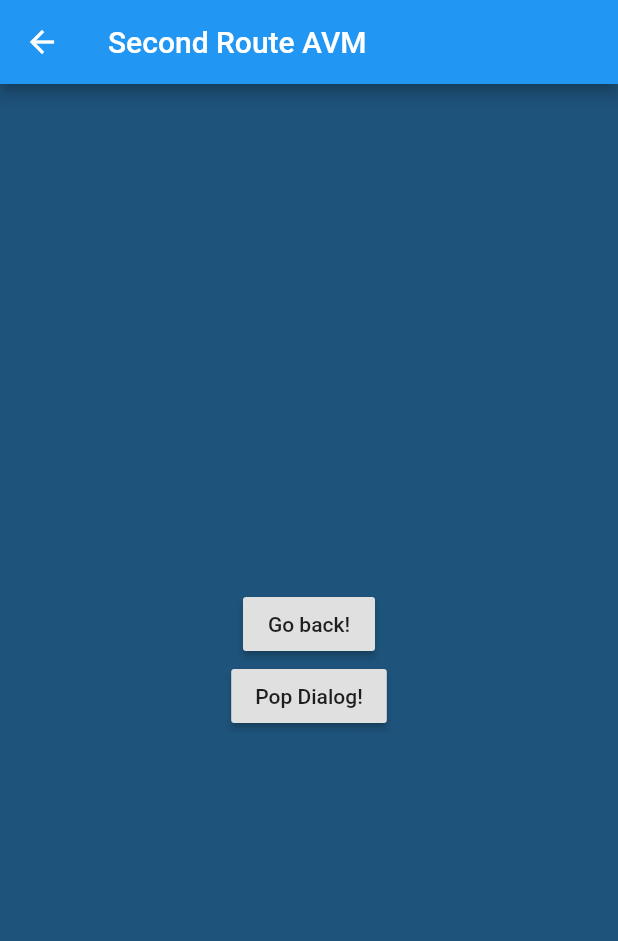
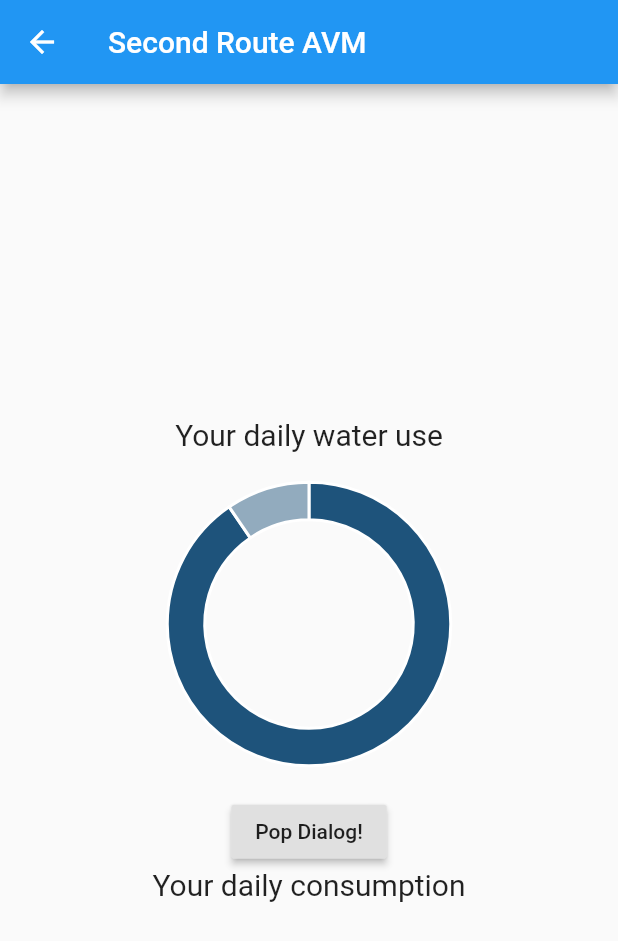
Before and after one commit to CurtesMalteser/AVMapp, a Flutter app: the SecondRoute screen opened directly, on a phone screen of 412 x 824 dp. Shown: the top 941 px of the screen. Run offline on Flutter 3.47's test engine with Material 2 defaults, Android fonts, the light colour scheme and no system bars; our stand-ins replace charts_flutter; network calls fail.

Commit message:
added chart and text

```diff
--- a/lib/secondscreen.dart
+++ b/lib/secondscreen.dart
@@ -1,5 +1,9 @@
 import 'package:flutter/material.dart';
 import 'package:avm/main.dart';
+import 'dart:ui';
+
+import 'package:charts_flutter/flutter.dart' as charts;
+import 'package:flutter/material.dart' as prefix0;
 
 class SecondRoute extends StatefulWidget {
   SecondRoute({Key key, this.title}) : super(key: key);
@@ -10,11 +14,68 @@ class SecondRoute extends StatefulWidget {
   _SecondPageState createState() => _SecondPageState();
 }
 
+class Data {
+  final int minVal;
+  final int maxVal;
+
+  Data(this.minVal, this.maxVal);
+}
+
+class WaterModifiedData {
+  final int consumed;
+  final int average;
+
+  WaterModifiedData({this.consumed, this.average});
+}
+
 class _SecondPageState extends State<SecondRoute> {
+  final List<charts.Series> seriesList = List<charts.Series>();
+
+  static List<charts.Color> createColorsData() {
+    List<charts.Color> _createColorsData = List<charts.Color>();
+    _createColorsData.add(charts.Color.fromHex(code: "#1E537B"));
+    _createColorsData.add(charts.Color(a: 120, r: 30, g: 83, b: 123));
+
+    return _createColorsData;
+  }
+
+  static int _consumedWater = 3800;
+
+  static const averageConsumedWater = 4200;
+
+  static WaterModifiedData calculatePercentageConsumedWater(int consumedWater) {
+    int _averageConsumedWater = averageConsumedWater - consumedWater;
+
+    return WaterModifiedData(
+      consumed: consumedWater,
+      average: _averageConsumedWater,
+    );
+  }
+
+  /// Create one series with sample hard coded data.
+  static List<charts.Series<Data, int>> _createSampleData() {
+    WaterModifiedData calculatedConsumedWater =
+    calculatePercentageConsumedWater(_consumedWater);
+
+    final data = [
+      new Data(0, calculatedConsumedWater.consumed),
+      new Data(1, calculatedConsumedWater.average),
+    ];
+
+    return [
+      new charts.Series<Data, int>(
+        id: 'Water',
+        domainFn: (Data data, _) => data.maxVal,
+        measureFn: (Data data, _) => data.maxVal,
+        data: data,
+        colorFn: (_, x) => createColorsData()[x],
+      )
+    ];
+  }
+
   @override
   Widget build(BuildContext context) {
     return Scaffold(
-      backgroundColor: Color(0xff1e537b),
       appBar: AppBar(
         title: Text("Second Route AVM"),
       ),
@@ -22,20 +83,42 @@ class _SecondPageState extends State<SecondRoute> {
         child: Column(
           mainAxisAlignment: MainAxisAlignment.center,
           children: <Widget>[
-            RaisedButton(
-              onPressed: () {
-                Navigator.push(
-                  context,
-                  MaterialPageRoute(builder: (context) => MyApp()),
-                );
-              },
-              child: Text('Go back!'),
+            Text("Your daily water use",
+              style: TextStyle(
+                fontSize: 20,
+                fontFamily: 'Roboto'
+              ),
+            ),
+            SizedBox(
+              width: 229.0,
+              height: 229.0,
+              child: charts.PieChart(
+                _createSampleData(),
+                animate: true,
+                animationDuration: Duration(milliseconds: 500),
+                selectionModels: [
+                  new charts.SelectionModelConfig(
+                    type: charts.SelectionModelType.info,
+                    changedListener: null,
+                  )
+                ],
+                defaultRenderer: charts.ArcRendererConfig(
+                  arcWidth: 25,
+                ),
+              ),
             ),
             RaisedButton(
               onPressed: () {
                 _showDialog(context);
               },
               child: Text('Pop Dialog!'),
+            ),
+            Text("Your daily consumption",
+              style: TextStyle(
+                  fontSize: 20,
+                  fontFamily: 'Roboto'
+              ),
+              textAlign: TextAlign.right,
             ),
           ],
         ),
--- a/pubspec.yaml
+++ b/pubspec.yaml
@@ -19,6 +19,7 @@ environment:
 dependencies:
   flutter:
     sdk: flutter
+  charts_flutter: 0.8.1
 
   # The following adds the Cupertino Icons font to your application.
   # Use with the CupertinoIcons class for iOS style icons.
```
Also changed, not shown: lib/DonutPieChart.dart (added, +56 -0 lines), pubspec.lock.
